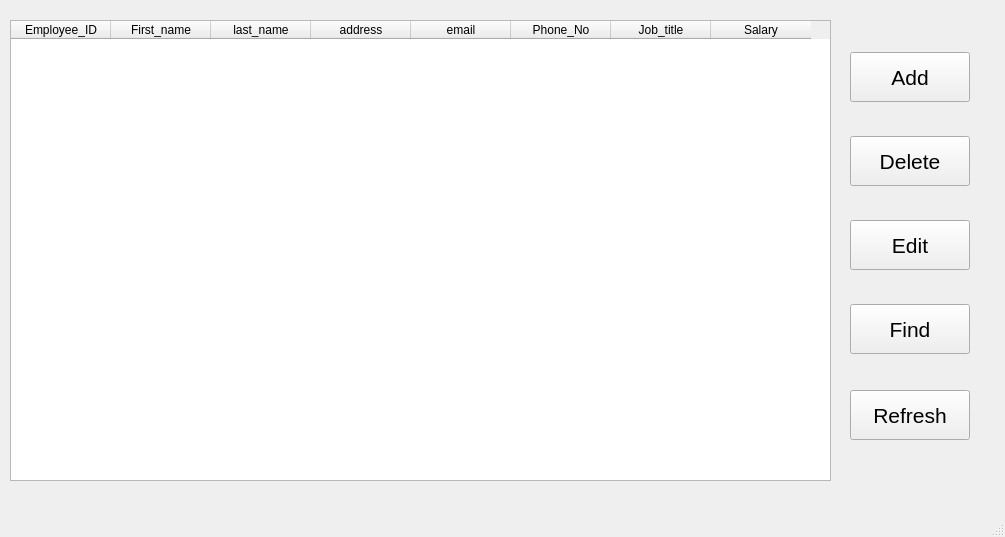
First picture: the form in mainWindow.ui, repository umaid-git/Employee-Record-Viewer, before the edit.
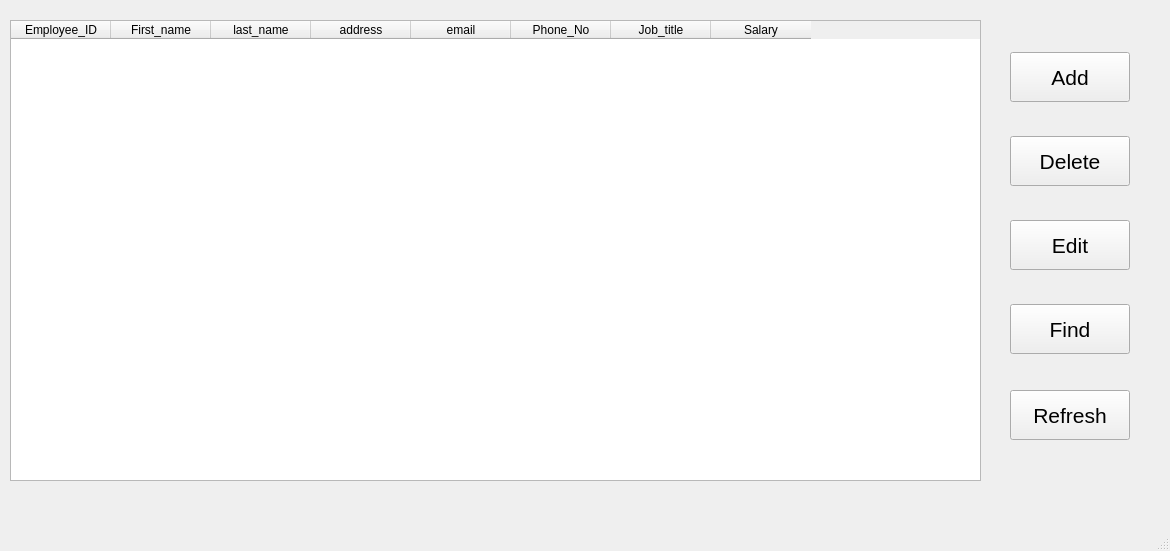
Second picture: the form after the edit.

```diff
--- a/mainWindow.ui
+++ b/mainWindow.ui
@@ -6,8 +6,8 @@
    <rect>
     <x>0</x>
     <y>0</y>
-    <width>1005</width>
-    <height>537</height>
+    <width>1170</width>
+    <height>551</height>
    </rect>
   </property>
   <property name="windowTitle">
@@ -19,7 +19,7 @@
      <rect>
       <x>10</x>
       <y>20</y>
-      <width>821</width>
+      <width>971</width>
       <height>461</height>
      </rect>
     </property>
@@ -70,7 +70,7 @@
    <widget class="QPushButton" name="addPushButton">
     <property name="geometry">
      <rect>
-      <x>850</x>
+      <x>1010</x>
       <y>52</y>
       <width>120</width>
       <height>50</height>
@@ -88,7 +88,7 @@
    <widget class="QPushButton" name="deletePushButton">
     <property name="geometry">
      <rect>
-      <x>850</x>
+      <x>1010</x>
       <y>136</y>
       <width>120</width>
       <height>50</height>
@@ -106,7 +106,7 @@
    <widget class="QPushButton" name="editPushButton">
     <property name="geometry">
      <rect>
-      <x>850</x>
+      <x>1010</x>
       <y>220</y>
       <width>120</width>
       <height>50</height>
@@ -124,7 +124,7 @@
    <widget class="QPushButton" name="findPushButton">
     <property name="geometry">
      <rect>
-      <x>850</x>
+      <x>1010</x>
       <y>304</y>
       <width>120</width>
       <height>50</height>
@@ -142,7 +142,7 @@
    <widget class="QPushButton" name="refreshPushButton">
     <property name="geometry">
      <rect>
-      <x>850</x>
+      <x>1010</x>
       <y>390</y>
       <width>120</width>
       <height>50</height>
```
Left out of the diff: 4 changed lines with no effect on the pictures.
